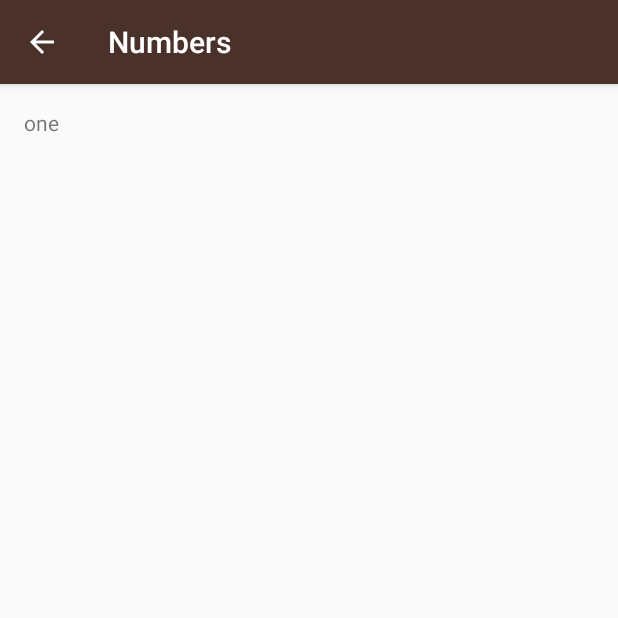
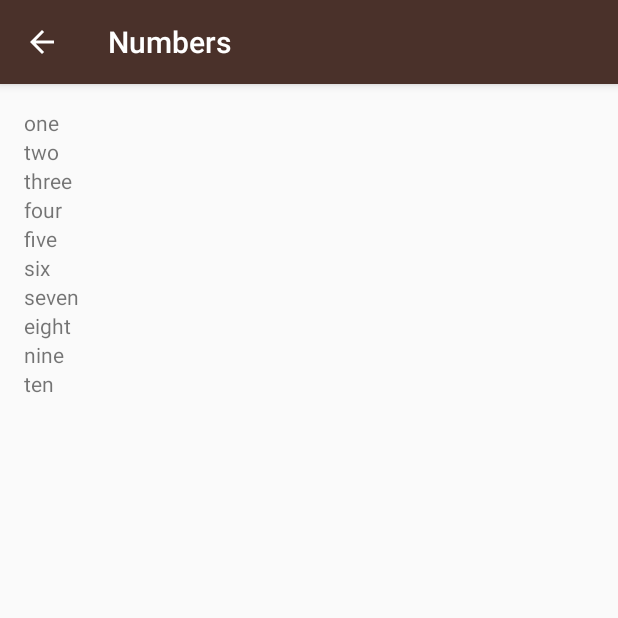
Before and after one commit to NairArjunWD/ud839_Miwok-lesson-one, an Android app: the NumbersActivity screen opened directly, with no data from a screen before it, on a phone screen of 412 x 824 dp, the top half of it. Run offline under Robolectric (Android 15) with nearby library versions, the phone set to English and light mode, and no system bars.

Commit message:
Add loop to display numbers

```diff
--- a/app/src/main/java/com/example/android/miwok/NumbersActivity.java
+++ b/app/src/main/java/com/example/android/miwok/NumbersActivity.java
@@ -44,10 +44,17 @@ public class NumbersActivity extends AppCompatActivity {
         words.add("nine");
         words.add("ten");
 
-        LinearLayout rootView = (LinearLayout)findViewById(R.id.rootView);
-        TextView wordView = new TextView(this);
-        wordView.setText(words.get(0));
-        rootView.addView(wordView);
+
+
+        int index = 0;
+
+        while (index < words.size()) {
+            LinearLayout rootView = (LinearLayout)findViewById(R.id.rootView);
+            TextView wordView = new TextView(this);
+            wordView.setText(words.get(index));
+            rootView.addView(wordView);
+            index++;
+        }
 
     }
 
```
